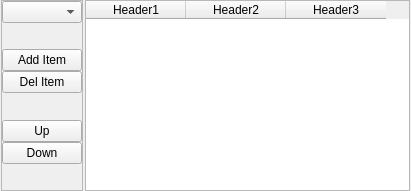
The window that appli/prodManager/ui/defaultSettingsWgt.ui (snaress/studio) describes before a commit, drawn with Qt 5.
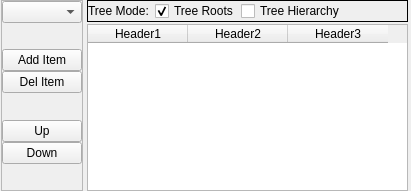
The same window after the commit.

Commit message: prodManager: treeWidget revue

```diff
--- a/appli/prodManager/ui/defaultSettingsWgt.ui
+++ b/appli/prodManager/ui/defaultSettingsWgt.ui
@@ -174,6 +174,81 @@
         </widget>
        </item>
        <item>
+        <layout class="QVBoxLayout" name="vlTree">
+         <property name="spacing">
+          <number>2</number>
+         </property>
+         <property name="leftMargin">
+          <number>2</number>
+         </property>
+         <property name="topMargin">
+          <number>0</number>
+         </property>
+         <property name="rightMargin">
+          <number>2</number>
+         </property>
+         <property name="bottomMargin">
+          <number>0</number>
+         </property>
+         <item>
+          <widget class="QFrame" name="hfTreeMode">
+           <property name="frameShape">
+            <enum>QFrame::Box</enum>
+           </property>
+           <layout class="QHBoxLayout" name="hlTreeMode">
+            <property name="spacing">
+             <number>2</number>
+            </property>
+            <property name="margin">
+             <number>0</number>
+            </property>
+            <item>
+             <widget class="QLabel" name="lTreeMode">
+              <property name="text">
+               <string>Tree Mode: </string>
+              </property>
+             </widget>
+            </item>
+            <item>
+             <widget class="QCheckBox" name="cbTreeRoots">
+              <property name="text">
+               <string>Tree Roots</string>
+              </property>
+              <property name="checked">
+               <bool>true</bool>
+              </property>
+              <attribute name="buttonGroup">
+               <string notr="true">bgTreeMode</string>
+              </attribute>
+             </widget>
+            </item>
+            <item>
+             <widget class="QCheckBox" name="cbTreeContents">
+              <property name="text">
+               <string>Tree Hierarchy</string>
+              </property>
+              <attribute name="buttonGroup">
+               <string notr="true">bgTreeMode</string>
+              </attribute>
+             </widget>
+            </item>
+            <item>
+             <spacer name="horizontalSpacer">
+              <property name="orientation">
+               <enum>Qt::Horizontal</enum>
+              </property>
+              <property name="sizeHint" stdset="0">
+               <size>
+                <width>40</width>
+                <height>20</height>
+               </size>
+              </property>
+             </spacer>
+            </item>
+           </layout>
+          </widget>
+         </item>
+         <item>
         <widget class="QTreeWidget" name="twTree">
          <property name="minimumSize">
           <size>
@@ -227,6 +302,8 @@
     </layout>
    </item>
   </layout>
+   </item>
+  </layout>
  </widget>
  <resources/>
  <connections/>
```
Left out of the diff: 3 changed lines with no effect on the pictures. Lines whose indentation alone changed are shown as unchanged. The commit also changes 7 other files.
